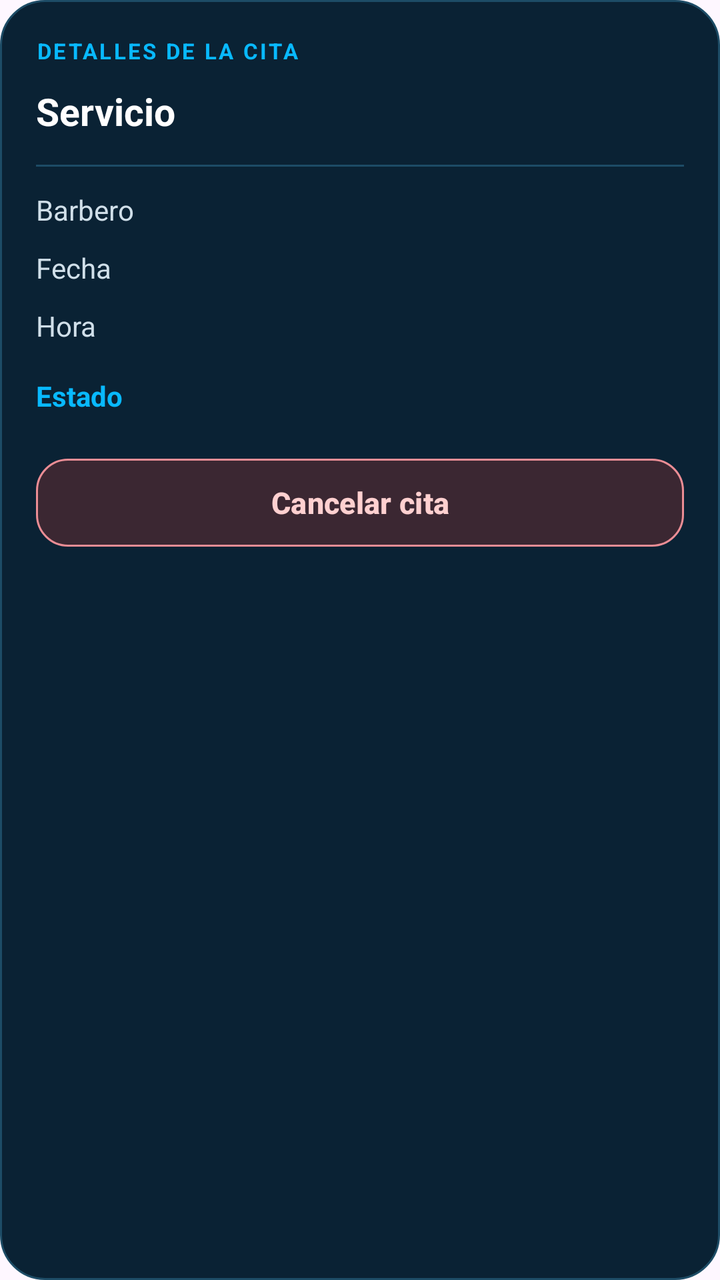
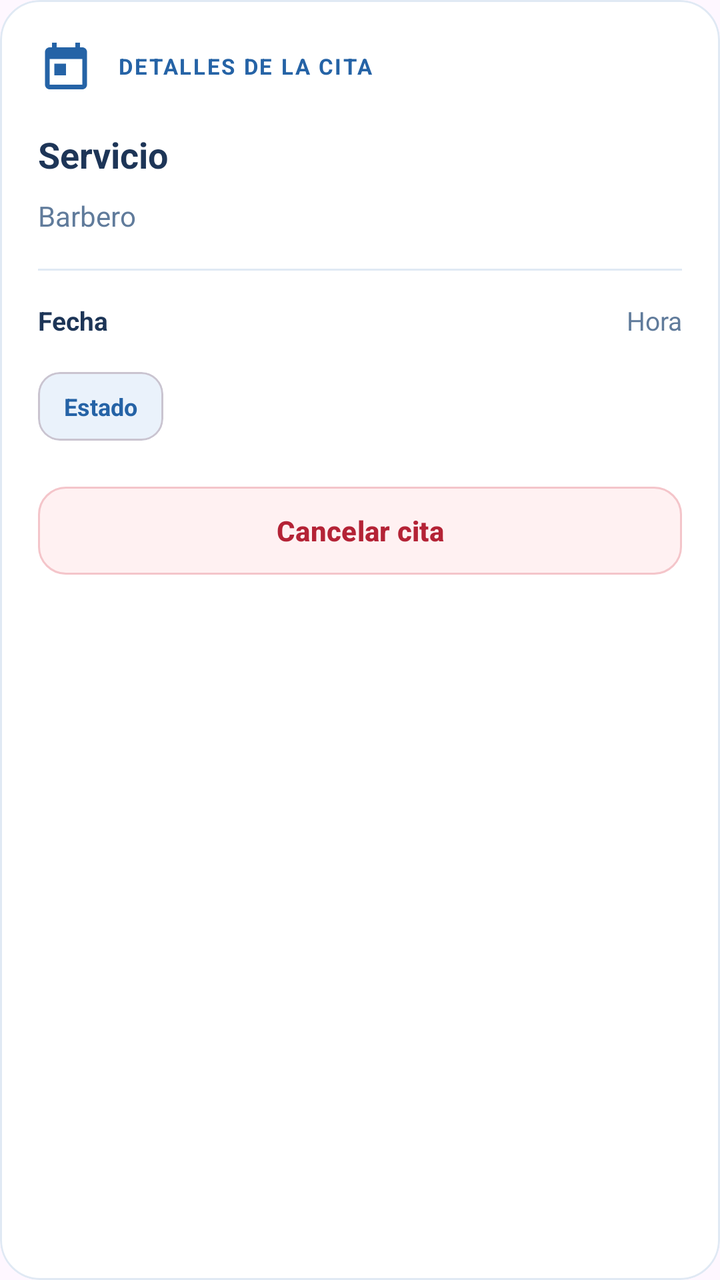

Screens rendered from an Android XML layout before and after an edit, with the pre-edit source and the edit as a unified diff.
<!-- AndroidManifest.xml: application theme Theme.Appbarberia -->
<!-- res/layout/item_cita.xml -->
<?xml version="1.0" encoding="utf-8"?>
<LinearLayout
    xmlns:android="http://schemas.android.com/apk/res/android"
    xmlns:app="http://schemas.android.com/apk/res-auto"
    android:layout_width="match_parent"
    android:layout_height="wrap_content"
    android:layout_marginBottom="14dp"
    android:background="@drawable/bg_panel_login"
    android:orientation="vertical"
    android:padding="18dp">

    <TextView
        android:layout_width="match_parent"
        android:layout_height="wrap_content"
        android:text="DETALLES DE LA CITA"
        android:textColor="#08B9FF"
        android:textSize="11sp"
        android:textStyle="bold"
        android:letterSpacing="0.10" />

    <TextView
        android:id="@+id/tvCitaServicio"
        android:layout_width="match_parent"
        android:layout_height="wrap_content"
        android:layout_marginTop="10dp"
        android:text="Servicio"
        android:textColor="#FFFFFF"
        android:textSize="19sp"
        android:textStyle="bold" />

    <View
        android:layout_width="match_parent"
        android:layout_height="1dp"
        android:layout_marginTop="14dp"
        android:layout_marginBottom="12dp"
        android:background="#1D4C66" />

    <TextView
        android:id="@+id/tvCitaBarbero"
        android:layout_width="match_parent"
        android:layout_height="wrap_content"
        android:text="Barbero"
        android:textColor="#D0DFE9"
        android:textSize="14sp" />

    <TextView
        android:id="@+id/tvCitaFecha"
        android:layout_width="match_parent"
        android:layout_height="wrap_content"
        android:layout_marginTop="10dp"
        android:text="Fecha"
        android:textColor="#D0DFE9"
        android:textSize="14sp" />

    <TextView
        android:id="@+id/tvCitaHora"
        android:layout_width="match_parent"
        android:layout_height="wrap_content"
        android:layout_marginTop="10dp"
        android:text="Hora"
        android:textColor="#D0DFE9"
        android:textSize="14sp" />

    <TextView
        android:id="@+id/tvCitaEstado"
        android:layout_width="match_parent"
        android:layout_height="wrap_content"
        android:layout_marginTop="16dp"
        android:text="Estado"
        android:textColor="#08B9FF"
        android:textSize="14sp"
        android:textStyle="bold" />

    <com.google.android.material.button.MaterialButton
        android:id="@+id/btnCancelarCita"
        android:layout_width="match_parent"
        android:layout_height="52dp"
        android:layout_marginTop="18dp"
        android:text="Cancelar cita"
        android:textAllCaps="false"
        android:textColor="#FFD0D0"
        android:textSize="15sp"
        android:textStyle="bold"
        app:backgroundTint="#3B2732"
        app:strokeColor="#EA8D95"
        app:strokeWidth="1dp"
        app:cornerRadius="16dp" />

</LinearLayout>
<!-- resources referenced by this layout -->
<resources>
  <!-- drawable bg_panel_login (drawable) -->
  <?xml version="1.0" encoding="utf-8"?>
  <shape xmlns:android="http://schemas.android.com/apk/res/android"
      android:shape="rectangle">
  
      <solid android:color="#0A2234" />
  
      <corners android:radius="22dp" />
  
      <stroke
          android:width="1dp"
          android:color="#1D4C66" />
  
  </shape>
  <style name="Theme.Appbarberia" parent="Base.Theme.Appbarberia" />
  <style name="Base.Theme.Appbarberia" parent="Theme.Material3.DayNight.NoActionBar">
          
          
      </style>
</resources>

<!-- the commit's change to res/layout/item_cita.xml (unified diff, before → after) -->
@@ -1,89 +1,136 @@
 <?xml version="1.0" encoding="utf-8"?>
-<LinearLayout
+<com.google.android.material.card.MaterialCardView
     xmlns:android="http://schemas.android.com/apk/res/android"
     xmlns:app="http://schemas.android.com/apk/res-auto"
     android:layout_width="match_parent"
     android:layout_height="wrap_content"
-    android:layout_marginBottom="14dp"
-    android:background="@drawable/bg_panel_login"
-    android:orientation="vertical"
-    android:padding="18dp">
+    android:layout_marginBottom="16dp"
+    app:cardCornerRadius="20dp"
+    app:cardElevation="0dp"
+    app:cardBackgroundColor="#FFFFFF"
+    app:strokeColor="#E0E9F4"
+    app:strokeWidth="1dp">
 
-    <TextView
+    <LinearLayout
         android:layout_width="match_parent"
         android:layout_height="wrap_content"
-        android:text="DETALLES DE LA CITA"
-        android:textColor="#08B9FF"
-        android:textSize="11sp"
-        android:textStyle="bold"
-        android:letterSpacing="0.10" />
+        android:orientation="vertical"
+        android:padding="19dp">
 
-    <TextView
-        android:id="@+id/tvCitaServicio"
-        android:layout_width="match_parent"
-        android:layout_height="wrap_content"
-        android:layout_marginTop="10dp"
-        android:text="Servicio"
-        android:textColor="#FFFFFF"
-        android:textSize="19sp"
-        android:textStyle="bold" />
+        <LinearLayout
+            android:layout_width="match_parent"
+            android:layout_height="wrap_content"
+            android:orientation="horizontal"
+            android:gravity="center_vertical">
 
-    <View
-        android:layout_width="match_parent"
-        android:layout_height="1dp"
-        android:layout_marginTop="14dp"
-        android:layout_marginBottom="12dp"
-        android:background="#1D4C66" />
+            <ImageView
+                android:layout_width="28dp"
+                android:layout_height="28dp"
+                android:src="@drawable/ic_nav_citas"
+                android:tint="#2563A6"
+                android:contentDescription="Cita reservada"/>
 
-    <TextView
-        android:id="@+id/tvCitaBarbero"
-        android:layout_width="match_parent"
-        android:layout_height="wrap_content"
-        android:text="Barbero"
-        android:textColor="#D0DFE9"
-        android:textSize="14sp" />
+            <TextView
+                android:layout_width="0dp"
+                android:layout_height="wrap_content"
+                android:layout_weight="1"
+                android:layout_marginStart="12dp"
+                android:text="DETALLES DE LA CITA"
+                android:textColor="#2563A6"
+                android:textSize="11sp"
+                android:textStyle="bold"
+                android:letterSpacing="0.08"/>
+        </LinearLayout>
 
-    <TextView
-        android:id="@+id/tvCitaFecha"
-        android:layout_width="match_parent"
-        android:layout_height="wrap_content"
-        android:layout_marginTop="10dp"
-        android:text="Fecha"
-        android:textColor="#D0DFE9"
-        android:textSize="14sp" />
+        <TextView
+            android:id="@+id/tvCitaServicio"
+            android:layout_width="match_parent"
+            android:layout_height="wrap_content"
+            android:layout_marginTop="18dp"
+            android:text="Servicio"
+            android:textColor="#1D3557"
+            android:textSize="18sp"
+            android:textStyle="bold"/>
 
-    <TextView
-        android:id="@+id/tvCitaHora"
-        android:layout_width="match_parent"
-        android:layout_height="wrap_content"
-        android:layout_marginTop="10dp"
-        android:text="Hora"
-        android:textColor="#D0DFE9"
-        android:textSize="14sp" />
+        <TextView
+            android:id="@+id/tvCitaBarbero"
+            android:layout_width="match_parent"
+            android:layout_height="wrap_content"
+            android:layout_marginTop="9dp"
+            android:text="Barbero"
+            android:textColor="#607B9B"
+            android:textSize="14sp"/>
 
-    <TextView
-        android:id="@+id/tvCitaEstado"
-        android:layout_width="match_parent"
-        android:layout_height="wrap_content"
-        android:layout_marginTop="16dp"
-        android:text="Estado"
-        android:textColor="#08B9FF"
-        android:textSize="14sp"
-        android:textStyle="bold" />
+        <View
+            android:layout_width="match_parent"
+            android:layout_height="1dp"
+            android:layout_marginTop="17dp"
+            android:layout_marginBottom="16dp"
+            android:background="#E0E9F4"/>
 
-    <com.google.android.material.button.MaterialButton
-        android:id="@+id/btnCancelarCita"
-        android:layout_width="match_parent"
-        android:layout_height="52dp"
-        android:layout_marginTop="18dp"
-        android:text="Cancelar cita"
-        android:textAllCaps="false"
-        android:textColor="#FFD0D0"
-        android:textSize="15sp"
-        android:textStyle="bold"
-        app:backgroundTint="#3B2732"
-        app:strokeColor="#EA8D95"
-        app:strokeWidth="1dp"
-        app:cornerRadius="16dp" />
+        <LinearLayout
+            android:layout_width="match_parent"
+            android:layout_height="wrap_content"
+            android:orientation="horizontal"
+            android:gravity="center_vertical"
+            android:baselineAligned="false">
 
-</LinearLayout>
+            <TextView
+                android:id="@+id/tvCitaFecha"
+                android:layout_width="0dp"
+                android:layout_height="wrap_content"
+                android:layout_weight="1"
+                android:paddingEnd="6dp"
+                android:text="Fecha"
+                android:textColor="#1D3557"
+                android:textSize="13sp"
+                android:textStyle="bold"/>
+
+            <TextView
+                android:id="@+id/tvCitaHora"
+                android:layout_width="wrap_content"
+                android:layout_height="wrap_content"
+                android:gravity="end"
+                android:text="Hora"
+                android:textColor="#607B9B"
+                android:textSize="13sp"/>
+        </LinearLayout>
+
+        <com.google.android.material.card.MaterialCardView
+            android:layout_width="wrap_content"
+            android:layout_height="wrap_content"
+            android:layout_marginTop="17dp"
+            app:cardCornerRadius="11dp"
+            app:cardElevation="0dp"
+            app:cardBackgroundColor="#EAF2FB">
+
+            <TextView
+                android:id="@+id/tvCitaEstado"
+                android:layout_width="wrap_content"
+                android:layout_height="wrap_content"
+                android:paddingStart="13dp"
+                android:paddingEnd="13dp"
+                android:paddingTop="9dp"
+                android:paddingBottom="9dp"
+                android:text="Estado"
+                android:textColor="#2563A6"
+                android:textSize="12sp"
+                android:textStyle="bold"/>
+        </com.google.android.material.card.MaterialCardView>
+
+        <com.google.android.material.button.MaterialButton
+            android:id="@+id/btnCancelarCita"
+            android:layout_width="match_parent"
+            android:layout_height="52dp"
+            android:layout_marginTop="19dp"
+            android:text="Cancelar cita"
+            android:textAllCaps="false"
+            android:textColor="#B42336"
+            android:textSize="14sp"
+            android:textStyle="bold"
+            app:backgroundTint="#FFF1F2"
+            app:strokeColor="#F4C5CA"
+            app:strokeWidth="1dp"
+            app:cornerRadius="14dp"/>
+    </LinearLayout>
+</com.google.android.material.card.MaterialCardView>
<!-- resource entries referenced after the edit -->
@@ -1,19 +1,18 @@
 <!-- resources referenced by this layout -->
 <resources>
-  <!-- drawable bg_panel_login (drawable) -->
+  <!-- drawable ic_nav_citas (drawable) -->
   <?xml version="1.0" encoding="utf-8"?>
-  <shape xmlns:android="http://schemas.android.com/apk/res/android"
-      android:shape="rectangle">
+  <vector xmlns:android="http://schemas.android.com/apk/res/android"
+      android:width="24dp"
+      android:height="24dp"
+      android:viewportWidth="24"
+      android:viewportHeight="24">
   
-      <solid android:color="#0A2234" />
+      <path
+          android:fillColor="#FF000000"
+          android:pathData="M19,4h-1V2h-2v2H8V2H6v2H5C3.9,4 3,4.9 3,6v14c0,1.1 0.9,2 2,2h14c1.1,0 2,-0.9 2,-2V6c0,-1.1 -0.9,-2 -2,-2zM19,20H5V9h14v11zM7,11h5v5H7z"/>
   
-      <corners android:radius="22dp" />
-  
-      <stroke
-          android:width="1dp"
-          android:color="#1D4C66" />
-  
-  </shape>
+  </vector>
   <style name="Theme.Appbarberia" parent="Base.Theme.Appbarberia" />
   <style name="Base.Theme.Appbarberia" parent="Theme.Material3.DayNight.NoActionBar">
           
